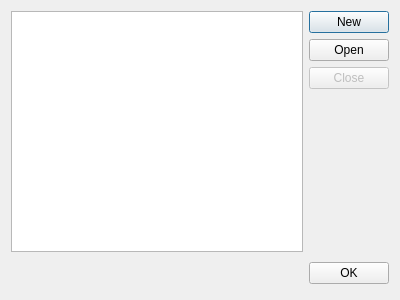
The window that source/vocabularyorganizerdialog.ui (martin-kudlicka/vocabulary-master) describes before a commit, drawn with Qt 5.
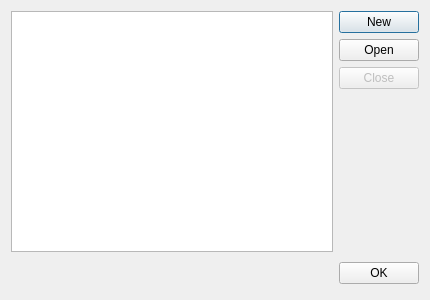
The same window after the commit.

Commit message: * dialog width increased

Patch:
```diff
--- a/source/vocabularyorganizerdialog.ui
+++ b/source/vocabularyorganizerdialog.ui
@@ -6,7 +6,7 @@
    <rect>
     <x>0</x>
     <y>0</y>
-    <width>400</width>
+    <width>430</width>
     <height>300</height>
    </rect>
   </property>
```
